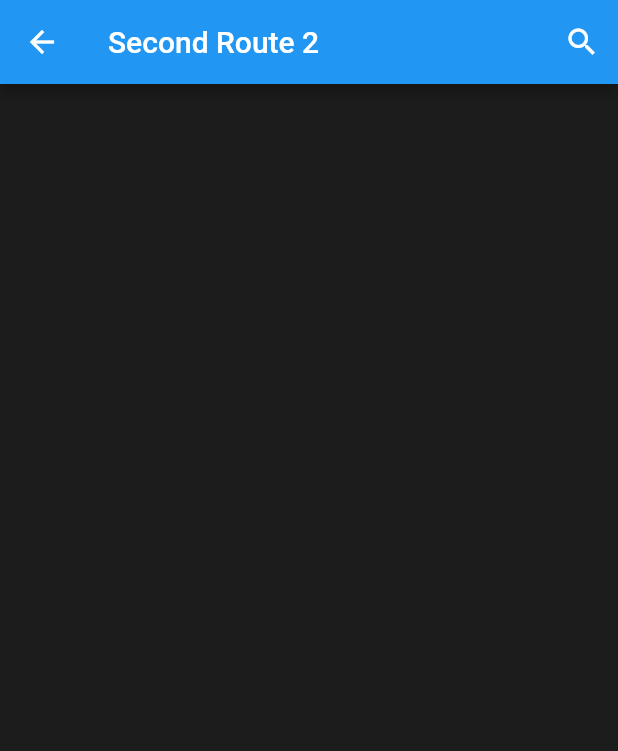
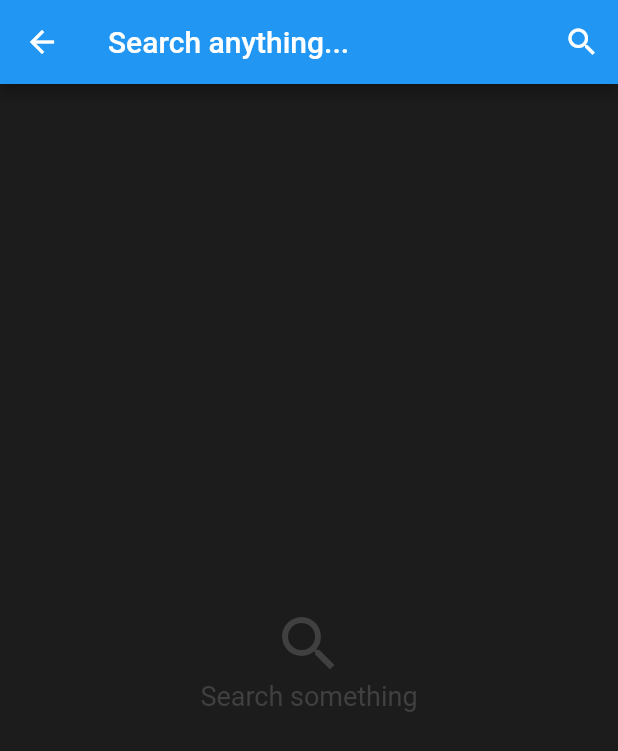
Before and after one commit to Vovanella95/flutter-list, a Flutter app: the screen it shows after launch, after a tap on "Start NOW!", on a phone screen of 412 x 824 dp. Shown: the top 751 px of the screen. Run offline on Flutter 3.47's test engine with Material 2 defaults, Android fonts, the phone set to English and light mode, and no system bars; our stand-ins replace chopper, flutter_bloc, get_it, webview_flutter; network calls fail.

```diff
--- a/hello_world/lib/dependencies.dart
+++ b/hello_world/lib/dependencies.dart
@@ -1,3 +1,22 @@
-import 'package:hello_world/api/imdbApiService.dart';
+import 'package:get_it/get_it.dart';
+import 'package:hello_world/pages/movieDetailsPage/movieDetailsBloc.dart';
+import 'package:hello_world/pages/moviesList/moviesListBloc.dart';
+import 'package:hello_world/services/api/imdbApiService.dart';
+import 'package:hello_world/services/navigation/navigationService.dart';
 
-ImdbApiService imdbApiService = ImdbApiService();
+final getIt = GetIt.instance;
+
+void setup() {
+  //Blocs
+  getIt.registerFactory(() => MovieDetailsBloc());
+  getIt.registerFactory(() => MoviesListBloc());
+
+  //Services
+  getIt.registerFactory(() => ImdbApiService());
+  getIt.registerLazySingleton(() => NavigationService());
+}
+
+ImdbApiService getImdbApiService() => getIt.get<ImdbApiService>();
+MovieDetailsBloc getMovieDetailsBloc() => getIt.get<MovieDetailsBloc>();
+MoviesListBloc getMoviesListBloc() => getIt.get<MoviesListBloc>();
+NavigationService getNavigationService() => getIt.get<NavigationService>();
--- a/hello_world/lib/main.dart
+++ b/hello_world/lib/main.dart
@@ -1,7 +1,13 @@
 import 'package:flutter/material.dart';
+import 'package:hello_world/pages/movieDetailsPage/movieDetailsPage.dart';
 import 'package:hello_world/pages/moviesList/moviesListPage.dart';
+import 'package:hello_world/services/navigation/router.dart';
+import 'package:hello_world/services/navigation/routes.dart';
+
+import 'dependencies.dart';
 
 void main() {
+  setup();
   runApp(MyApp());
 }
 
@@ -9,6 +15,8 @@ class MyApp extends StatelessWidget {
   @override
   Widget build(BuildContext context) {
     return MaterialApp(
+      navigatorKey: getNavigationService().navigatorKey,
+      onGenerateRoute: Router.generateRoute,
       title: 'Flutter Demo',
       theme: ThemeData(
         primarySwatch: Colors.blue,
@@ -61,10 +69,7 @@ class _MyHomePageState extends State<MyHomePage> {
                   children: <Widget>[
                     FlatButton(
                         onPressed: () => {
-                              Navigator.push(
-                                  context,
-                                  MaterialPageRoute(
-                                      builder: (context) => MoviesListPage()))
+                              getNavigationService().navigateTo(moviesListRoute, null)
                             },
                         child: Text("Start NOW!"),
                         color: Color.fromRGBO(245, 198, 24, 1),
--- a/hello_world/lib/pages/movieDetailsPage/movieDetailsPage.dart
+++ b/hello_world/lib/pages/movieDetailsPage/movieDetailsPage.dart
@@ -5,6 +5,8 @@ import 'package:flutter_bloc/flutter_bloc.dart';
 import 'package:hello_world/models/movieModel.dart';
 import 'package:hello_world/pages/movieDetailsPage/movieDetailsBloc.dart';
 import 'package:webview_flutter/webview_flutter.dart';
+
+import '../../dependencies.dart';
 
 class MovieDetailsPage extends StatefulWidget {
   MovieModel movieModel;
@@ -16,9 +18,8 @@ class MovieDetailsPage extends StatefulWidget {
 }
 
 class _MovieDetailsPageState extends State<MovieDetailsPage> {
-  final _bloc = MovieDetailsBloc();
+  final _bloc = getMovieDetailsBloc();
   MovieModel movieModel;
-  WebViewController _controller;
 
   _MovieDetailsPageState(MovieModel _movieModel) {
     movieModel = _movieModel;
--- a/hello_world/lib/pages/moviesList/moviesListBloc.dart
+++ b/hello_world/lib/pages/moviesList/moviesListBloc.dart
@@ -1,6 +1,7 @@
 import 'package:flutter_bloc/flutter_bloc.dart';
-import 'package:hello_world/api/imdbApiService.dart';
 import 'package:hello_world/models/movieModel.dart';
+
+import '../../dependencies.dart';
 
 // States
 abstract class SearchingState {
@@ -8,6 +9,8 @@ abstract class SearchingState {
 }
 
 class BusyState extends SearchingState {}
+
+class EmptyState extends SearchingState {}
 
 class InitialState extends SearchingState {}
 
@@ -22,45 +25,47 @@ class TextChangedEvent extends MoviesListEvents {
   const TextChangedEvent(this.query);
 }
 
-class SearchStartedEvent extends MoviesListEvents {}
+class SearchIconClicked extends MoviesListEvents {}
 
 class SearchCompletedEvent extends MoviesListEvents {}
 
 // Bloc
 class MoviesListBloc extends Bloc<MoviesListEvents, SearchingState> {
-  var _apiService = ImdbApiService();
+  final _api = getImdbApiService();
 
   bool isSearching = false;
-  String query;
+  String query = "";
   List<MovieModel> items = [];
 
   @override
-  SearchingState get initialState => InitialState();
+  SearchingState get initialState => EmptyState();
 
   @override
   Stream<SearchingState> mapEventToState(MoviesListEvents event) async* {
     if (event is TextChangedEvent) {
       yield* handleTextChanged(event.query);
-    }
-
-    if (event is SearchStartedEvent) {
-      yield* handleSearchStatred();
-    }
-
-    if (event is SearchCompletedEvent) {
+    } else if (event is SearchIconClicked) {
+      yield* handleSearchIconClicked();
+    } else if (event is SearchCompletedEvent) {
       yield* handleSearchCompleted();
     }
-  }
+  } // IoC + Navigation keys + cache + chopper
 
-  Stream<SearchingState> handleSearchStatred() async* {
-    isSearching = true;
-    yield BusyState();
+  Stream<SearchingState> handleSearchIconClicked() async* {
+    isSearching = !isSearching;
+
+    if (isSearching) {
+      query = "";
+      yield EmptyState();
+    } else {
+      yield* handleSearchCompleted();
+    }
   }
 
   Stream<SearchingState> handleSearchCompleted() async* {
     isSearching = false;
     yield BusyState();
-    items = await _apiService.searchMovie(query);
+    items = await _api.searchMovie(query);
     yield InitialState();
   }
 
--- a/hello_world/lib/pages/moviesList/moviesListPage.dart
+++ b/hello_world/lib/pages/moviesList/moviesListPage.dart
@@ -1,7 +1,8 @@
 import 'package:flutter/cupertino.dart';
 import 'package:flutter/material.dart';
 import 'package:flutter_bloc/flutter_bloc.dart';
-import 'package:hello_world/pages/movieDetailsPage/movieDetailsPage.dart';
+import 'package:hello_world/services/navigation/routes.dart';
+import '../../dependencies.dart';
 import 'moviesListBloc.dart';
 
 class MoviesListPage extends StatefulWidget {
@@ -10,7 +11,7 @@ class MoviesListPage extends StatefulWidget {
 }
 
 class _MoviesListPageState extends State<MoviesListPage> {
-  final _bloc = MoviesListBloc();
+  final _bloc = getMoviesListBloc();
   TextEditingController _searchController = TextEditingController();
 
   @override
@@ -36,7 +37,7 @@ class _MoviesListPageState extends State<MoviesListPage> {
         backgroundColor: Color.fromRGBO(28, 28, 28, 1),
         appBar: AppBar(
           title: !_bloc.isSearching
-              ? Text("Second Route 2")
+              ? Text(_bloc.query.isEmpty ? "Search anything..." : _bloc.query)
               : TextField(
                   controller: _searchController,
                   onEditingComplete: () {
@@ -51,7 +52,7 @@ class _MoviesListPageState extends State<MoviesListPage> {
             IconButton(
               icon: Icon(Icons.search),
               onPressed: () {
-                _bloc.add(new SearchStartedEvent());
+                _bloc.add(new SearchIconClicked());
               },
             )
           ],
@@ -65,8 +66,30 @@ class _MoviesListPageState extends State<MoviesListPage> {
   }
 
   Widget generateMoviesListView(String text) {
-    if (_bloc.state is BusyState) {
-      return Center(child: CircularProgressIndicator());
+    if (_bloc.state is EmptyState) {
+      return Center(
+        child: Column(
+          mainAxisAlignment: MainAxisAlignment.center,
+          children: <Widget>[
+            Icon(
+              Icons.search,
+              color: Color.fromRGBO(64, 64, 64, 1),
+              size: 48,
+            ),
+            Text(
+              "Search something",
+              style: TextStyle(
+                color: Color.fromRGBO(64, 64, 64, 1),
+                fontSize: 18,
+              ),
+            ),
+          ],
+        ),
+      );
+    } else if (_bloc.state is BusyState) {
+      return Center(
+        child: CircularProgressIndicator(),
+      );
     }
     return ListView.builder(
       itemCount: _bloc.items.length,
@@ -74,9 +97,7 @@ class _MoviesListPageState extends State<MoviesListPage> {
         var item = _bloc.items[index];
         return InkWell(
           onTap: () {
-            Navigator.push(context, MaterialPageRoute(builder: (context) {
-              return MovieDetailsPage(item);
-            }));
+            getNavigationService().navigateTo(movieDetailsRoute, item);
           },
           child: SizedBox(
             child: Container(
--- /dev/null
+++ b/hello_world/lib/services/navigation/navigationService.dart
@@ -0,0 +1,14 @@
+import 'package:flutter/cupertino.dart';
+
+class NavigationService {
+  final GlobalKey<NavigatorState> navigatorKey =
+      new GlobalKey<NavigatorState>();
+
+  Future<dynamic> navigateTo(String routeName, Object parameter) {
+    if (parameter != null) {
+      return navigatorKey.currentState
+          .pushNamed(routeName, arguments: parameter);
+    }
+    return navigatorKey.currentState.pushNamed(routeName);
+  }
+}
--- /dev/null
+++ b/hello_world/lib/services/navigation/router.dart
@@ -0,0 +1,23 @@
+import 'package:flutter/cupertino.dart';
+import 'package:flutter/material.dart';
+import 'package:hello_world/models/movieModel.dart';
+import 'package:hello_world/pages/movieDetailsPage/movieDetailsPage.dart';
+import 'package:hello_world/pages/moviesList/moviesListPage.dart';
+import 'package:hello_world/services/navigation/routes.dart';
+import '../../main.dart';
+
+class Router {
+  static Route<dynamic> generateRoute(RouteSettings settings) {
+    switch (settings.name) {
+      case startPageRoute:
+        return MaterialPageRoute(builder: (_) => MyHomePage());
+      case moviesListRoute:
+        return MaterialPageRoute(builder: (_) => MoviesListPage());
+      case movieDetailsRoute:
+        return MaterialPageRoute(
+            builder: (_) => MovieDetailsPage(settings.arguments as MovieModel));
+      default:
+        throw new Exception("Route is not defined");
+    }
+  }
+}
--- /dev/null
+++ b/hello_world/lib/services/navigation/routes.dart
@@ -0,0 +1,3 @@
+const String startPageRoute = "/";
+const String moviesListRoute = "moviesList";
+const String movieDetailsRoute = "movieDetails";
--- a/hello_world/pubspec.yaml
+++ b/hello_world/pubspec.yaml
@@ -22,10 +22,12 @@ environment:
 
 dependencies:
   flutter_bloc: ^4.0.0
+  chopper: ^3.0.3
   http: ^0.12.1
   flutter:
     sdk: flutter
   webview_flutter: ^0.3.14+1
+  get_it: ^4.0.2
 
 
   # The following adds the Cupertino Icons font to your application.
```
Also changed, not shown: hello_world/lib/pages/movieDetailsPage/movieDetailsBloc.dart (+8 -4 lines), hello_world/lib/services/api/imdbApiService.dart (renamed from hello_world/lib/api/imdbApiService.dart, +12 -2 lines), hello_world/pubspec.lock.
